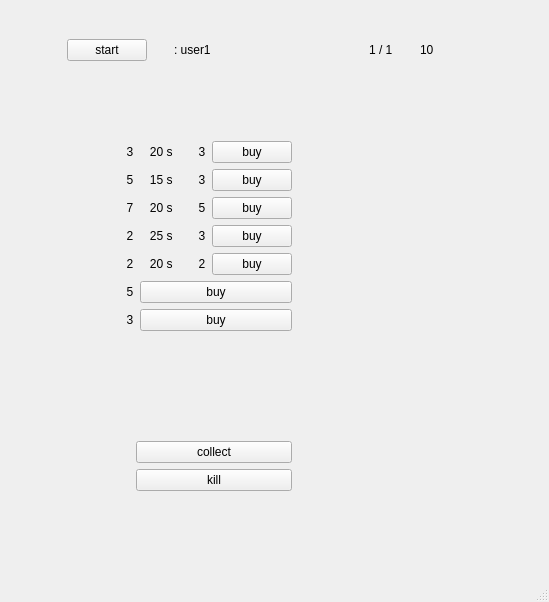
Old version of the form src/farmopolis.ui in the repository sinahdp/Farmopolis.
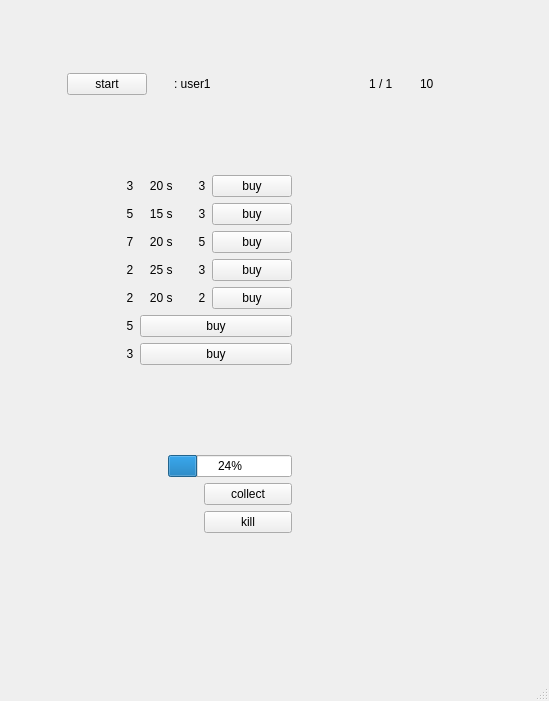
New version of the form.

Commit message: add wheat and barley buttons and some functions

The edit to the form file:
```diff
--- a/src/farmopolis.ui
+++ b/src/farmopolis.ui
@@ -7,7 +7,7 @@
     <x>0</x>
     <y>0</y>
     <width>549</width>
-    <height>496</height>
+    <height>701</height>
    </rect>
   </property>
   <property name="windowTitle">
@@ -72,58 +72,45 @@
           <number>30</number>
          </property>
          <item row="0" column="0">
-          <layout class="QGridLayout" name="gridLayout_18" rowstretch="2,12,6,4" columnstretch="8,16">
+          <layout class="QGridLayout" name="gridLayout_18" rowstretch="0,0,0,0,1" columnstretch="8,16">
            <property name="spacing">
             <number>30</number>
            </property>
            <item row="3" column="0">
-            <spacer name="verticalSpacer_6">
-             <property name="orientation">
-              <enum>Qt::Vertical</enum>
+            <widget class="QLabel" name="coinAndWorkerErrorlabel">
+             <property name="text">
+              <string/>
              </property>
-             <property name="sizeHint" stdset="0">
-              <size>
-               <width>20</width>
-               <height>40</height>
-              </size>
-             </property>
-            </spacer>
+            </widget>
            </item>
-           <item row="0" column="1">
-            <layout class="QHBoxLayout" name="horizontalLayout_2">
+           <item row="0" column="0">
+            <layout class="QHBoxLayout" name="horizontalLayout">
              <property name="spacing">
               <number>10</number>
              </property>
              <item>
-              <widget class="QLabel" name="numberOfWorkersIconlabel">
+              <widget class="QPushButton" name="roundStartpushButton">
                <property name="text">
-                <string/>
+                <string>start</string>
                </property>
               </widget>
              </item>
              <item>
-              <widget class="QLabel" name="numberOfWorkerslabel">
+              <widget class="QLabel" name="useractivelabel">
                <property name="text">
-                <string>1 / 1</string>
-               </property>
-              </widget>
-             </item>
-             <item>
-              <widget class="QLabel" name="coinInventoryIconlabel">
-               <property name="text">
                 <string/>
                </property>
               </widget>
              </item>
              <item>
-              <widget class="QLabel" name="coinInventorylabel">
+              <widget class="QLabel" name="activeuserlabel">
                <property name="text">
-                <string>10 </string>
+                <string>: user1</string>
                </property>
               </widget>
              </item>
              <item>
-              <spacer name="horizontalSpacer_3">
+              <spacer name="horizontalSpacer_4">
                <property name="orientation">
                 <enum>Qt::Horizontal</enum>
                </property>
@@ -137,6 +124,105 @@
              </item>
             </layout>
            </item>
+           <item row="2" column="0">
+            <widget class="QWidget" name="operatorwidget" native="true">
+             <layout class="QGridLayout" name="gridLayout">
+              <property name="leftMargin">
+               <number>30</number>
+              </property>
+              <property name="topMargin">
+               <number>30</number>
+              </property>
+              <property name="rightMargin">
+               <number>30</number>
+              </property>
+              <property name="bottomMargin">
+               <number>30</number>
+              </property>
+              <item row="0" column="0">
+               <layout class="QGridLayout" name="gridLayout_3" columnstretch="1,1,1,3">
+                <item row="2" column="1">
+                 <widget class="QLabel" name="animalkilllabel">
+                  <property name="text">
+                   <string/>
+                  </property>
+                 </widget>
+                </item>
+                <item row="1" column="2">
+                 <widget class="QLabel" name="profitCollectionlabel">
+                  <property name="text">
+                   <string/>
+                  </property>
+                 </widget>
+                </item>
+                <item row="0" column="1">
+                 <widget class="QLabel" name="productionTimerlabel">
+                  <property name="text">
+                   <string/>
+                  </property>
+                 </widget>
+                </item>
+                <item row="2" column="3">
+                 <widget class="QPushButton" name="killpushButton">
+                  <property name="text">
+                   <string>kill</string>
+                  </property>
+                 </widget>
+                </item>
+                <item row="0" column="0">
+                 <widget class="QLabel" name="productionTimeIconlabel">
+                  <property name="text">
+                   <string/>
+                  </property>
+                 </widget>
+                </item>
+                <item row="1" column="1">
+                 <widget class="QLabel" name="productcollectlabel">
+                  <property name="text">
+                   <string/>
+                  </property>
+                 </widget>
+                </item>
+                <item row="1" column="3">
+                 <widget class="QPushButton" name="collectpushButton">
+                  <property name="text">
+                   <string>collect</string>
+                  </property>
+                 </widget>
+                </item>
+                <item row="1" column="0">
+                 <widget class="QLabel" name="collectIconlabel">
+                  <property name="text">
+                   <string/>
+                  </property>
+                 </widget>
+                </item>
+                <item row="2" column="2">
+                 <widget class="QLabel" name="profitkilllabel">
+                  <property name="text">
+                   <string/>
+                  </property>
+                 </widget>
+                </item>
+                <item row="2" column="0">
+                 <widget class="QLabel" name="killIconlabel">
+                  <property name="text">
+                   <string/>
+                  </property>
+                 </widget>
+                </item>
+                <item row="0" column="2" colspan="2">
+                 <widget class="QProgressBar" name="progressBar">
+                  <property name="value">
+                   <number>24</number>
+                  </property>
+                 </widget>
+                </item>
+               </layout>
+              </item>
+             </layout>
+            </widget>
+           </item>
            <item row="1" column="0">
             <widget class="QWidget" name="productsstorewidget" native="true">
              <layout class="QGridLayout" name="gridLayout_19">
@@ -404,106 +490,68 @@
              </layout>
             </widget>
            </item>
-           <item row="2" column="0">
-            <widget class="QWidget" name="operatorwidget" native="true">
-             <layout class="QGridLayout" name="gridLayout">
-              <property name="leftMargin">
-               <number>30</number>
-              </property>
-              <property name="topMargin">
-               <number>30</number>
-              </property>
-              <property name="rightMargin">
-               <number>30</number>
-              </property>
-              <property name="bottomMargin">
-               <number>30</number>
-              </property>
-              <item row="0" column="0">
-               <layout class="QGridLayout" name="gridLayout_3" columnstretch="0,0,0,1">
-                <item row="2" column="3">
-                 <widget class="QPushButton" name="killpushButton">
-                  <property name="text">
-                   <string>kill</string>
-                  </property>
-                 </widget>
-                </item>
-                <item row="2" column="0">
-                 <widget class="QLabel" name="killIconlabel">
-                  <property name="text">
-                   <string/>
-                  </property>
-                 </widget>
-                </item>
-                <item row="1" column="1">
-                 <widget class="QLabel" name="productcollectlabel">
-                  <property name="text">
-                   <string/>
-                  </property>
-                 </widget>
-                </item>
-                <item row="0" column="0">
-                 <widget class="QLabel" name="productionTimeIconlabel">
-                  <property name="text">
-                   <string/>
-                  </property>
-                 </widget>
-                </item>
-                <item row="3" column="0" colspan="4">
-                 <widget class="QLabel" name="workerErrorlabel">
-                  <property name="text">
-                   <string/>
-                  </property>
-                 </widget>
-                </item>
-                <item row="2" column="1">
-                 <widget class="QLabel" name="animalkilllabel">
-                  <property name="text">
-                   <string/>
-                  </property>
-                 </widget>
-                </item>
-                <item row="0" column="1">
-                 <widget class="QLabel" name="productionTimelabel_2">
-                  <property name="text">
-                   <string/>
-                  </property>
-                 </widget>
-                </item>
-                <item row="1" column="0">
-                 <widget class="QLabel" name="collectIconlabel">
-                  <property name="text">
-                   <string/>
-                  </property>
-                 </widget>
-                </item>
-                <item row="1" column="3">
-                 <widget class="QPushButton" name="collectpushButton">
-                  <property name="text">
-                   <string>collect</string>
-                  </property>
-                 </widget>
-                </item>
-                <item row="2" column="2">
-                 <widget class="QLabel" name="profitkilllabel">
-                  <property name="text">
-                   <string/>
-                  </property>
-                 </widget>
-                </item>
-                <item row="1" column="2">
-                 <widget class="QLabel" name="profitCollectionlabel">
-                  <property name="text">
-                   <string/>
-                  </property>
-                 </widget>
-                </item>
-               </layout>
-              </item>
-             </layout>
-            </widget>
+           <item row="0" column="1">
+            <layout class="QHBoxLayout" name="horizontalLayout_2">
+             <property name="spacing">
+              <number>10</number>
+             </property>
+             <item>
+              <widget class="QLabel" name="numberOfWorkersIconlabel">
+               <property name="text">
+                <string/>
+               </property>
+              </widget>
+             </item>
+             <item>
+              <widget class="QLabel" name="numberOfWorkerslabel">
+               <property name="text">
+                <string>1 / 1</string>
+               </property>
+              </widget>
+             </item>
+             <item>
+              <widget class="QLabel" name="coinInventoryIconlabel">
+               <property name="text">
+                <string/>
+               </property>
+              </widget>
+             </item>
+             <item>
+              <widget class="QLabel" name="coinInventorylabel">
+               <property name="text">
+                <string>10 </string>
+               </property>
+              </widget>
+             </item>
+             <item>
+              <spacer name="horizontalSpacer_3">
+               <property name="orientation">
+                <enum>Qt::Horizontal</enum>
+               </property>
+               <property name="sizeHint" stdset="0">
+                <size>
+                 <width>40</width>
+                 <height>20</height>
+                </size>
+               </property>
+              </spacer>
+             </item>
+            </layout>
            </item>
-           <item row="1" column="1" rowspan="3">
+           <item row="4" column="0">
+            <spacer name="verticalSpacer">
+             <property name="orientation">
+              <enum>Qt::Vertical</enum>
+             </property>
+             <property name="sizeHint" stdset="0">
+              <size>
+               <width>20</width>
+               <height>40</height>
+              </size>
+             </property>
+            </spacer>
+           </item>
+           <item row="1" column="1" rowspan="4">
             <widget class="QWidget" name="widget" native="true">
              <layout class="QGridLayout" name="gridLayout_26">
               <property name="leftMargin">
@@ -528,47 +576,6 @@
              </layout>
             </widget>
            </item>
-           <item row="0" column="0">
-            <layout class="QHBoxLayout" name="horizontalLayout">
-             <property name="spacing">
-              <number>10</number>
-             </property>
-             <item>
-              <widget class="QPushButton" name="roundStartpushButton">
-               <property name="text">
-                <string>start</string>
-               </property>
-              </widget>
-             </item>
-             <item>
-              <widget class="QLabel" name="useractivelabel">
-               <property name="text">
-                <string/>
-               </property>
-              </widget>
-             </item>
-             <item>
-              <widget class="QLabel" name="activeuserlabel">
-               <property name="text">
-                <string>: user1</string>
-               </property>
-              </widget>
-             </item>
-             <item>
-              <spacer name="horizontalSpacer_4">
-               <property name="orientation">
-                <enum>Qt::Horizontal</enum>
-               </property>
-               <property name="sizeHint" stdset="0">
-                <size>
-                 <width>40</width>
-                 <height>20</height>
-                </size>
-               </property>
-              </spacer>
-             </item>
-            </layout>
-           </item>
           </layout>
          </item>
         </layout>
```
The commit also changes 12 other files.
